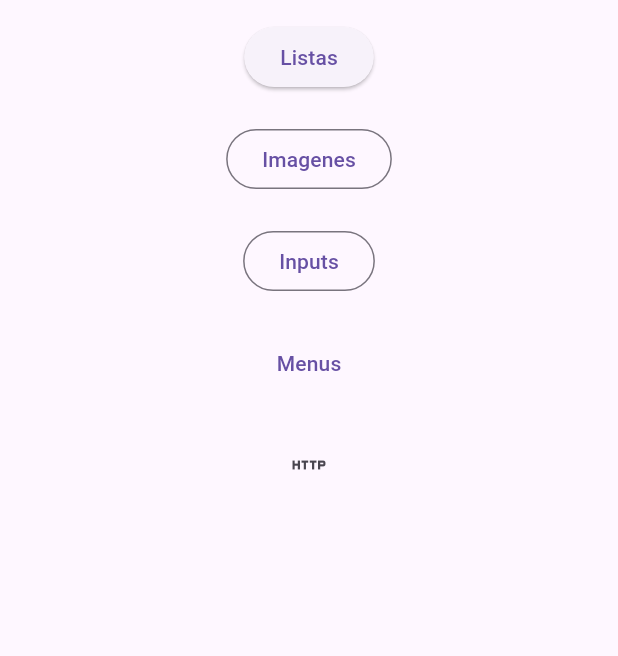
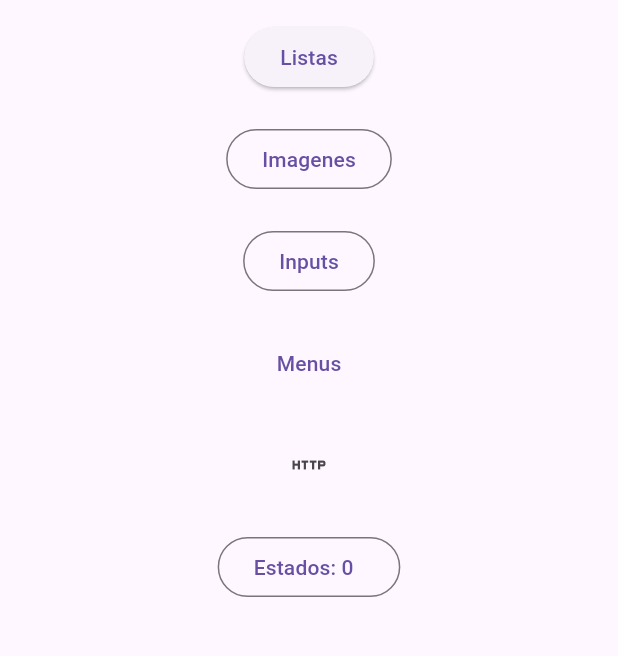
Before and after one commit to jalvarenga-unah/IS513-SA-II-PAC-2024, a Flutter app: the screen it shows after launch, on a phone screen of 412 x 824 dp, the part 63-719 px from its top. Run offline on Flutter 3.47's test engine with Material 3 defaults, Android fonts, the phone set to English and light mode, and no system bars; our stand-ins replace get.

Commit message:
MAnejo de estados, peticiones con http y FutureBuilder

```diff
--- /dev/null
+++ b/intro-flutter/componentes/lib/controllers/contador_controller.dart
@@ -0,0 +1,9 @@
+import 'package:get/get.dart';
+
+class ContadorController extends GetxController {
+  //variables reactivas
+  final RxInt _contador = 0.obs; // int -> RxInt ( variable reactiva/observable)
+
+  int get contador => _contador.value;
+  set contador(int valor) => _contador.value = valor;
+}
--- a/intro-flutter/componentes/lib/home_page.dart
+++ b/intro-flutter/componentes/lib/home_page.dart
@@ -1,9 +1,14 @@
+import 'package:componentes/controllers/contador_controller.dart';
 import 'package:flutter/material.dart';
+import 'package:get/get.dart';
 
 class HomePage extends StatelessWidget {
-  const HomePage({
+  HomePage({
     super.key,
   });
+
+  // Creando un Singleton
+  final controller = Get.put(ContadorController());
 
   @override
   Widget build(BuildContext context) {
@@ -146,6 +151,13 @@ class HomePage extends StatelessWidget {
               onPressed: () => Navigator.of(context).pushNamed('peticiones'),
               icon: const Icon(Icons.http),
             ),
+            const SizedBox(height: 20),
+            Obx(
+              () => OutlinedButton(
+                onPressed: () => Navigator.of(context).pushNamed('estados'),
+                child: Text('Estados: ${controller.contador}  '),
+              ),
+            )
           ],
         ),
       ),
--- a/intro-flutter/componentes/lib/main.dart
+++ b/intro-flutter/componentes/lib/main.dart
@@ -1,3 +1,4 @@
+import 'package:componentes/estados_page.dart';
 import 'package:componentes/home_page.dart';
 import 'package:componentes/images_page.dart';
 import 'package:componentes/inputs_page.dart';
@@ -19,12 +20,13 @@ class MyApp extends StatelessWidget {
       // home: HomePage(),
       initialRoute: 'home', //esta es la ruta principal
       routes: {
-        'home': (context) => const HomePage(),
+        'home': (context) => HomePage(),
         'listas': (context) => const ListasPage(),
         'imagenes': (context) => const ImagenesPage(),
         'menus': (context) => const MenusPage(),
         'peticiones': (context) => PeticionesPage(),
         'inputs': (context) => InputsPage(),
+        'estados': (context) => EstadosPage(),
       },
       onGenerateRoute: (RouteSettings settings) {
         //* Generación de rutas dinamicas en funcion del nombre en las propiedes de la navegación
--- a/intro-flutter/componentes/pubspec.yaml
+++ b/intro-flutter/componentes/pubspec.yaml
@@ -36,6 +36,7 @@ dependencies:
   # Use with the CupertinoIcons class for iOS style icons.
   cupertino_icons: ^1.0.6
   http: ^1.2.1
+  get: ^4.6.6
 
 dev_dependencies:
   flutter_test:
```
Also changed, not shown: intro-flutter/componentes/lib/estados_page.dart (added, +50 -0 lines), intro-flutter/componentes/lib/peticiones_page.dart (+30 -6 lines), intro-flutter/componentes/lib/providers/productos_provider.dart (+11 -12 lines), intro-flutter/componentes/pubspec.lock.
